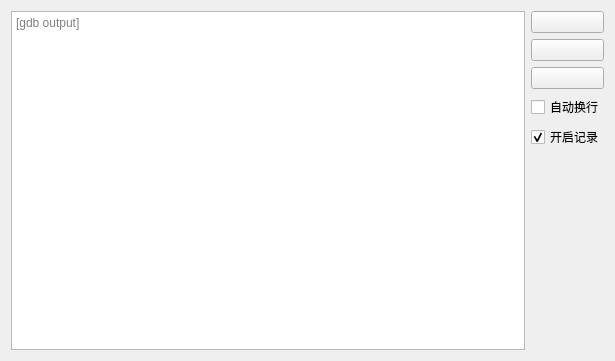
This is BaseDebug/LogWidget.ui in LiNY2-01/SeeDataStructure as Qt 5 draws it before an edit. The edited form follows.
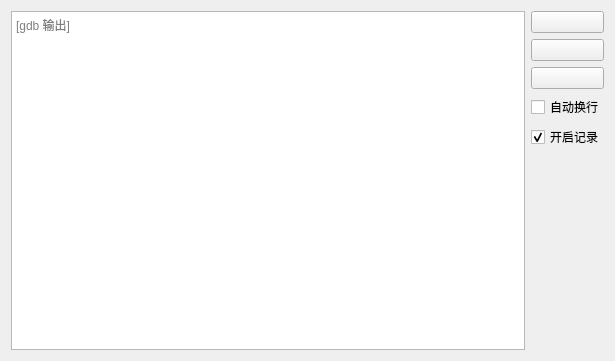
This is the edited form. Icons and pictures are not drawn.

Patch:
```diff
--- a/BaseDebug/LogWidget.ui
+++ b/BaseDebug/LogWidget.ui
@@ -29,7 +29,7 @@
       <bool>false</bool>
      </property>
      <property name="placeholderText">
-      <string>[gdb output]</string>
+      <string>[gdb 输出]</string>
      </property>
     </widget>
    </item>
```
